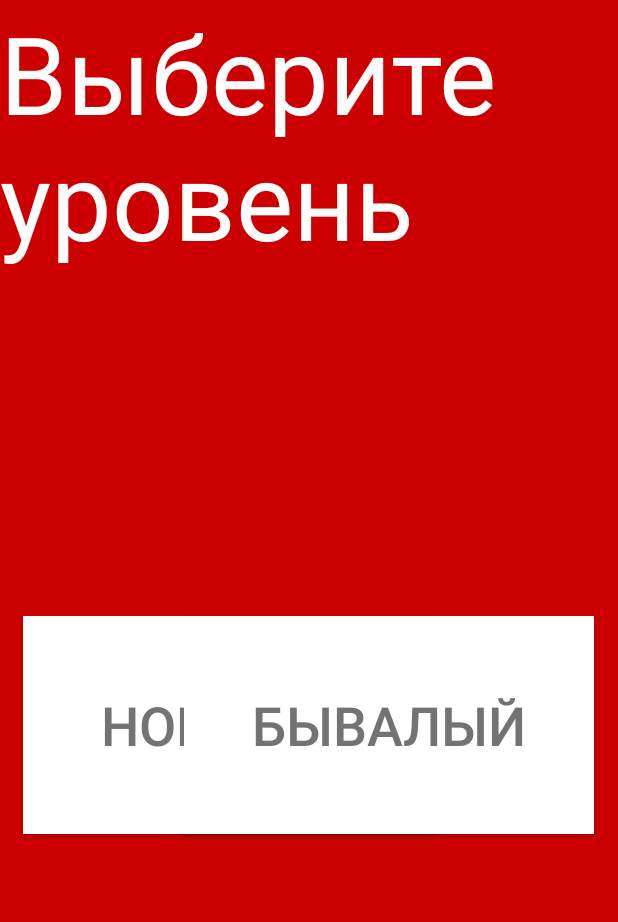
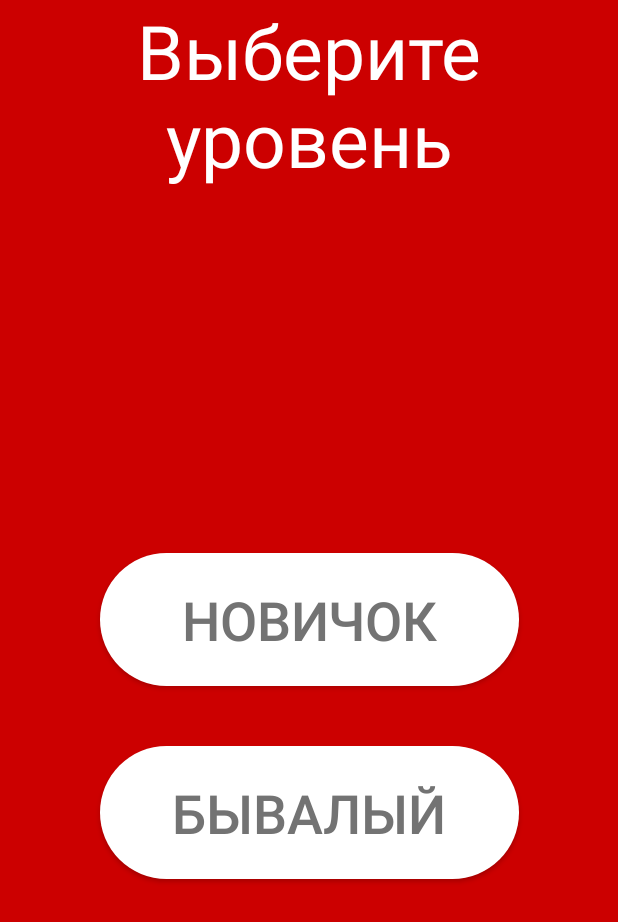
Before and after one commit to AndroidAssociationsCorp/LegoTestApp, an Android app: the layout second_activity.xml on its own in the app's theme, with its tools: preview values and no code run, on a phone screen of 412 x 824 dp. Shown: the top 922 px of the screen. Run offline under Robolectric (Android 15) with nearby library versions, the light colour scheme and no system bars.

Commit message:
Styles, buttons, completed vertical/horizontal orientation, exit message.

```diff
--- /dev/null
+++ b/app/src/main/res/drawable/btn_press.xml
@@ -0,0 +1,5 @@
+<?xml version="1.0" encoding="utf-8"?>
+<selector xmlns:android="http://schemas.android.com/apk/res/android">
+    <item android:state_pressed="false" android:drawable="@drawable/style_btn"/>
+    <item android:state_pressed="true" android:drawable="@drawable/style_btn_press"/>
+</selector>
--- /dev/null
+++ b/app/src/main/res/drawable/style_btn.xml
@@ -0,0 +1,11 @@
+<?xml version="1.0" encoding="utf-8"?>
+<shape xmlns:android="http://schemas.android.com/apk/res/android">
+    <solid android:width="2dp" android:color="@color/white"/>
+    <stroke android:color="@color/red_btn"/>
+    <corners android:radius="80dp"/>
+    <padding
+        android:left="1dp"
+        android:top="1dp"
+        android:right="1dp"
+        android:bottom="1dp" />
+</shape>
--- /dev/null
+++ b/app/src/main/res/drawable/style_btn_press.xml
@@ -0,0 +1,11 @@
+<?xml version="1.0" encoding="utf-8"?>
+<shape xmlns:android="http://schemas.android.com/apk/res/android">
+    <stroke android:width="2dp" android:color="@color/yellow"/>
+    <corners android:radius="80dp"/>
+    <solid android:color="@color/yellow"/>
+    <padding
+        android:left="1dp"
+        android:top="1dp"
+        android:right="1dp"
+        android:bottom="1dp" />
+</shape>
--- a/app/src/main/res/layout-land/second_activity.xml
+++ b/app/src/main/res/layout-land/second_activity.xml
@@ -10,20 +10,22 @@
         android:id="@+id/imageView"
         android:layout_width="734dp"
         android:layout_height="0dp"
+        android:contentDescription="@string/background_image"
+        android:scaleType="centerCrop"
         app:layout_constraintBottom_toBottomOf="parent"
         app:layout_constraintEnd_toEndOf="parent"
         app:layout_constraintHorizontal_bias="0.666"
         app:layout_constraintStart_toStartOf="parent"
         app:layout_constraintTop_toTopOf="parent"
         app:layout_constraintVertical_bias="0.0"
-        app:srcCompat="@android:color/holo_red_dark"
-        tools:srcCompat="@android:color/holo_red_dark" />
+        app:srcCompat="@drawable/background_land"
+        tools:srcCompat="@drawable/background_land" />
 
     <TextView
         android:id="@+id/textView2"
         android:layout_width="wrap_content"
         android:layout_height="wrap_content"
-        android:text="Выберите уровень"
+        android:text="@string/select_level"
         android:textColor="#FFFFFF"
         android:textSize="72sp"
         app:layout_constraintBottom_toBottomOf="parent"
@@ -37,10 +39,10 @@
         android:id="@+id/button_1"
         android:layout_width="273dp"
         android:layout_height="145dp"
-        android:background="@android:color/background_light"
+        android:background="@drawable/btn_press"
         android:onClick="onClick"
-        android:text="Новичок"
-        android:textColor="#737373"
+        android:text="@string/btn_newbie_mode"
+        android:textColor="@color/black"
         android:textSize="36sp"
         app:layout_constraintBottom_toBottomOf="parent"
         app:layout_constraintEnd_toEndOf="parent"
@@ -53,10 +55,10 @@
         android:id="@+id/button_2"
         android:layout_width="273dp"
         android:layout_height="145dp"
-        android:background="@android:color/background_light"
+        android:background="@drawable/btn_press"
         android:onClick="onClick"
-        android:text="Бывалый"
-        android:textColor="#737373"
+        android:text="@string/btn_advanced_mode"
+        android:textColor="@color/black"
         android:textSize="36sp"
         app:layout_constraintBottom_toBottomOf="parent"
         app:layout_constraintEnd_toEndOf="parent"
--- a/app/src/main/res/layout/second_activity.xml
+++ b/app/src/main/res/layout/second_activity.xml
@@ -1,6 +1,5 @@
 <?xml version="1.0" encoding="utf-8"?>
-<androidx.constraintlayout.widget.ConstraintLayout
-    xmlns:android="http://schemas.android.com/apk/res/android"
+<androidx.constraintlayout.widget.ConstraintLayout xmlns:android="http://schemas.android.com/apk/res/android"
     xmlns:app="http://schemas.android.com/apk/res-auto"
     xmlns:tools="http://schemas.android.com/tools"
     android:layout_width="match_parent"
@@ -8,8 +7,9 @@
 
     <ImageView
         android:id="@+id/imageView"
-        android:layout_width="734dp"
+        android:layout_width="0dp"
         android:layout_height="0dp"
+        android:contentDescription="@string/background_image"
         app:layout_constraintBottom_toBottomOf="parent"
         app:layout_constraintEnd_toEndOf="parent"
         app:layout_constraintHorizontal_bias="0.666"
@@ -19,13 +19,50 @@
         app:srcCompat="@android:color/holo_red_dark"
         tools:srcCompat="@android:color/holo_red_dark" />
 
+    <LinearLayout
+        android:layout_width="319dp"
+        android:layout_height="307dp"
+        android:gravity="center_vertical"
+        android:orientation="vertical"
+        app:layout_constraintBottom_toBottomOf="parent"
+        app:layout_constraintEnd_toEndOf="@+id/imageView"
+        app:layout_constraintStart_toStartOf="parent"
+        app:layout_constraintTop_toBottomOf="@+id/textView2"
+        app:layout_constraintVertical_bias="0.506">
+
+        <Button
+            android:id="@+id/button_1"
+            android:layout_width="match_parent"
+            android:layout_height="wrap_content"
+            android:layout_margin="20dp"
+            android:background="@drawable/btn_press"
+            android:gravity="center"
+            android:padding="20dp"
+            android:text="@string/btn_newbie_mode"
+            android:textColor="#737373"
+            android:textSize="36sp" />
+
+        <Button
+            android:id="@+id/button_2"
+            android:layout_width="match_parent"
+            android:layout_height="wrap_content"
+            android:layout_margin="20dp"
+            android:background="@drawable/btn_press"
+            android:gravity="center"
+            android:padding="20dp"
+            android:text="@string/btn_advanced_mode"
+            android:textColor="#737373"
+            android:textSize="36sp" />
+    </LinearLayout>
+
     <TextView
         android:id="@+id/textView2"
-        android:layout_width="wrap_content"
+        android:layout_width="0dp"
         android:layout_height="wrap_content"
-        android:text="Выберите уровень"
+        android:gravity="center"
+        android:text="@string/select_level"
         android:textColor="#FFFFFF"
-        android:textSize="72sp"
+        android:textSize="50sp"
         app:layout_constraintBottom_toBottomOf="parent"
         app:layout_constraintEnd_toEndOf="parent"
         app:layout_constraintHorizontal_bias="0.495"
@@ -33,33 +70,4 @@
         app:layout_constraintTop_toTopOf="parent"
         app:layout_constraintVertical_bias="0.0" />
 
-    <Button
-        android:id="@+id/button_1"
-        android:layout_width="273dp"
-        android:layout_height="145dp"
-        android:background="@android:color/background_light"
-        android:text="Новичок"
-        android:textColor="#737373"
-        android:textSize="36sp"
-        app:layout_constraintBottom_toBottomOf="parent"
-        app:layout_constraintEnd_toEndOf="parent"
-        app:layout_constraintHorizontal_bias="0.111"
-        app:layout_constraintStart_toStartOf="parent"
-        app:layout_constraintTop_toTopOf="parent"
-        app:layout_constraintVertical_bias="0.605" />
-
-    <Button
-        android:id="@+id/button_2"
-        android:layout_width="273dp"
-        android:layout_height="145dp"
-        android:background="@android:color/background_light"
-        android:text="Бывалый"
-        android:textColor="#737373"
-        android:textSize="36sp"
-        app:layout_constraintBottom_toBottomOf="parent"
-        app:layout_constraintEnd_toEndOf="parent"
-        app:layout_constraintHorizontal_bias="0.886"
-        app:layout_constraintStart_toStartOf="parent"
-        app:layout_constraintTop_toTopOf="parent"
-        app:layout_constraintVertical_bias="0.605" />
 </androidx.constraintlayout.widget.ConstraintLayout>
--- a/app/src/main/res/values/colors.xml
+++ b/app/src/main/res/values/colors.xml
@@ -3,4 +3,11 @@
     <color name="colorPrimary">#6200EE</color>
     <color name="colorPrimaryDark">#3700B3</color>
     <color name="colorAccent">#03DAC5</color>
+    <color name="black">#000000</color>
+    <color name="black80">#80000000</color>
+    <color name="black60">#60000000</color>
+    <color name="yellow">#fada5e</color>
+    <color name="yellow80">#80fada5e</color>
+    <color name="white">#ffffff</color>
+    <color name="red_btn">#930209</color>
 </resources>
--- a/app/src/main/res/values/strings.xml
+++ b/app/src/main/res/values/strings.xml
@@ -1,4 +1,10 @@
 <resources>
     <string name="app_name">LegoTestApp</string>
     <string name="lego">Lego</string>
+    <string name="background_image">background</string>
+    <string name="select_level">Выберите уровень</string>
+    <string name="btn_newbie_mode">Новичок</string>
+    <string name="btn_advanced_mode">Бывалый</string>
+    <string name="btn_start_main">Начать</string>
+    <string name="main_title">Лего тест</string>
 </resources>
--- a/app/src/main/res/values/styles.xml
+++ b/app/src/main/res/values/styles.xml
@@ -1,7 +1,7 @@
 <resources>
 
     <!-- Base application theme. -->
-    <style name="AppTheme" parent="Theme.AppCompat.Light.DarkActionBar">
+    <style name="AppTheme" parent="Theme.AppCompat.Light.NoActionBar">
         <!-- Customize your theme here. -->
         <item name="colorPrimary">@color/colorPrimary</item>
         <item name="colorPrimaryDark">@color/colorPrimaryDark</item>
```
Also changed, not shown: app/src/main/AndroidManifest.xml (+4 -4 lines), app/src/main/java/com/example/legotestapp/MainActivity.java (+18 -0 lines), app/src/main/res/layout-land/activity_main.xml (+10 -6 lines), app/src/main/res/layout-land/newbie_activity.xml (+5 -2 lines), app/src/main/res/layout/activity_main.xml (+50 -3 lines), app/src/main/res/drawable/background_land.jpg (added).
